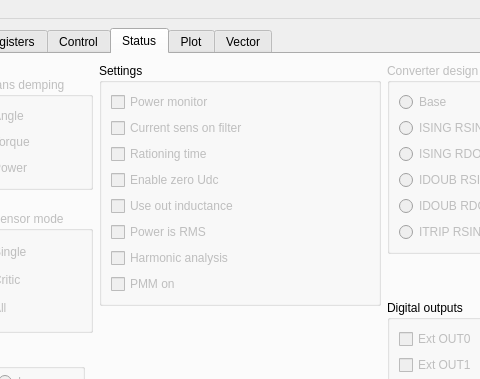
First picture: the form in mainwindow.ui, repository totktobroditvokrug/EL205-QT, before the edit; both pictures show x 396 to 876 and y 0 to 379 of the 1085 by 722 pixel window.
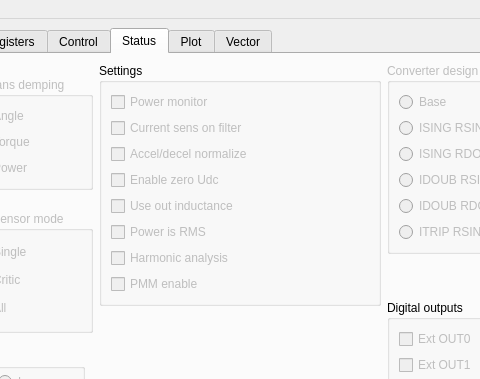
Second picture: the form after the edit. The open tabs and pages were chosen to show the change. Custom widgets are drawn as their Qt base class.

```diff
--- a/mainwindow.ui
+++ b/mainwindow.ui
@@ -1815,7 +1815,7 @@
                   <bool>false</bool>
                  </property>
                  <property name="text">
-                  <string>Rationing time</string>
+                  <string>Accel/decel normalize</string>
                  </property>
                 </widget>
                </item>
@@ -1871,7 +1871,7 @@
                   <bool>false</bool>
                  </property>
                  <property name="text">
-                  <string>PMM on</string>
+                  <string>PMM enable</string>
                  </property>
                 </widget>
                </item>
```
Left out of the diff: 16 changed lines with no effect on the pictures.
